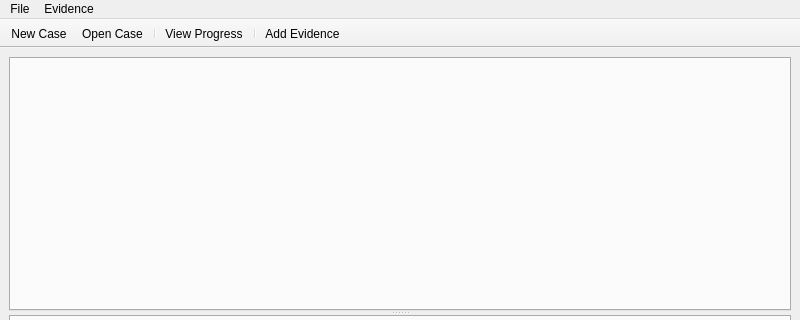
Qt form main/wombatforensics.ui (pjrinaldi/wombatforensics) before a commit; both pictures show x 0 to 800 and y 0 to 320 of the 800 by 600 pixel window.
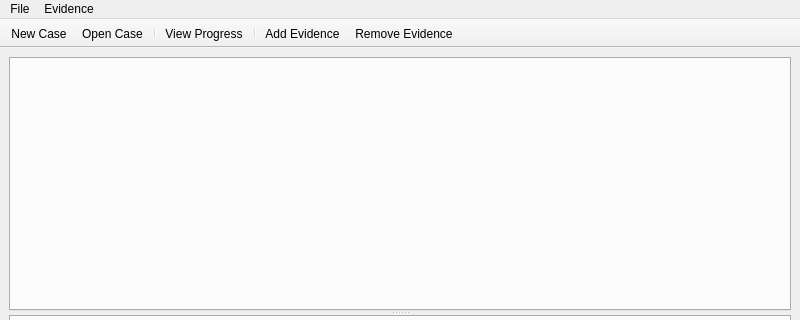
The same form after that commit. Icons and pictures are not drawn.

Commit message: deplugging my gui stuff. slow and kind of annoying. oh well.

What changed in the file:
```diff
--- a/main/wombatforensics.ui
+++ b/main/wombatforensics.ui
@@ -90,6 +90,7 @@
    <addaction name="actionView_Progress"/>
    <addaction name="separator"/>
    <addaction name="actionAdd_Evidence"/>
+   <addaction name="actionRemove_Evidence"/>
   </widget>
   <action name="actionNew_Case">
    <property name="icon">
```
Left out of the diff: 9 changed lines with no effect on the pictures. The commit also changes 1 other file.
